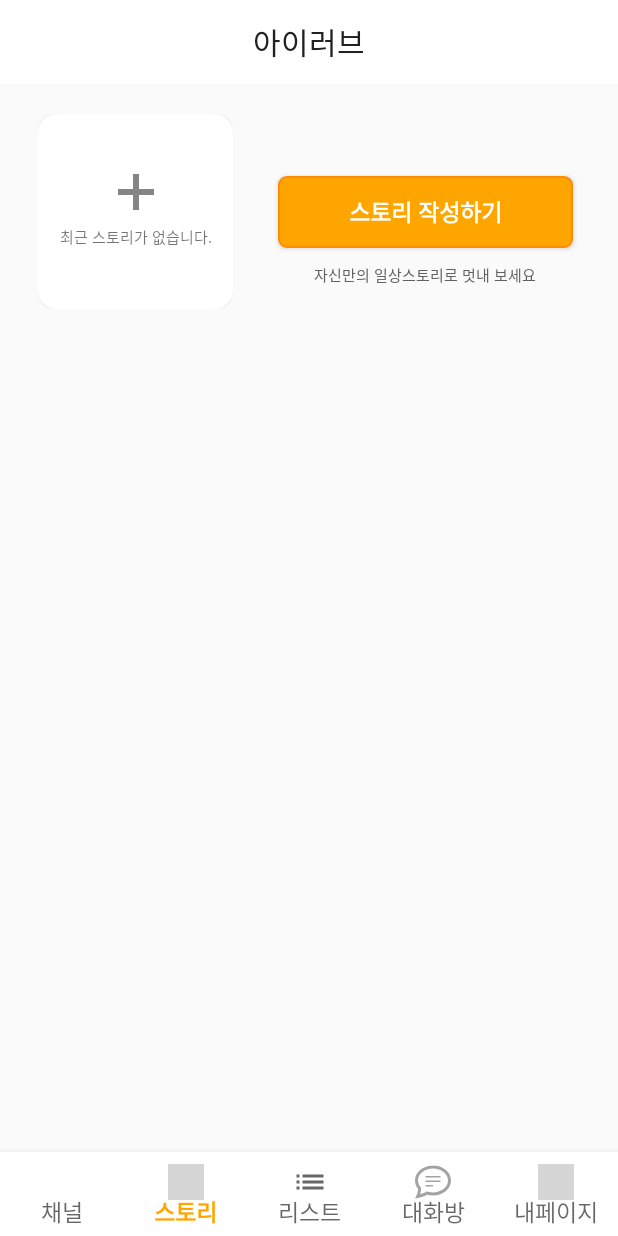
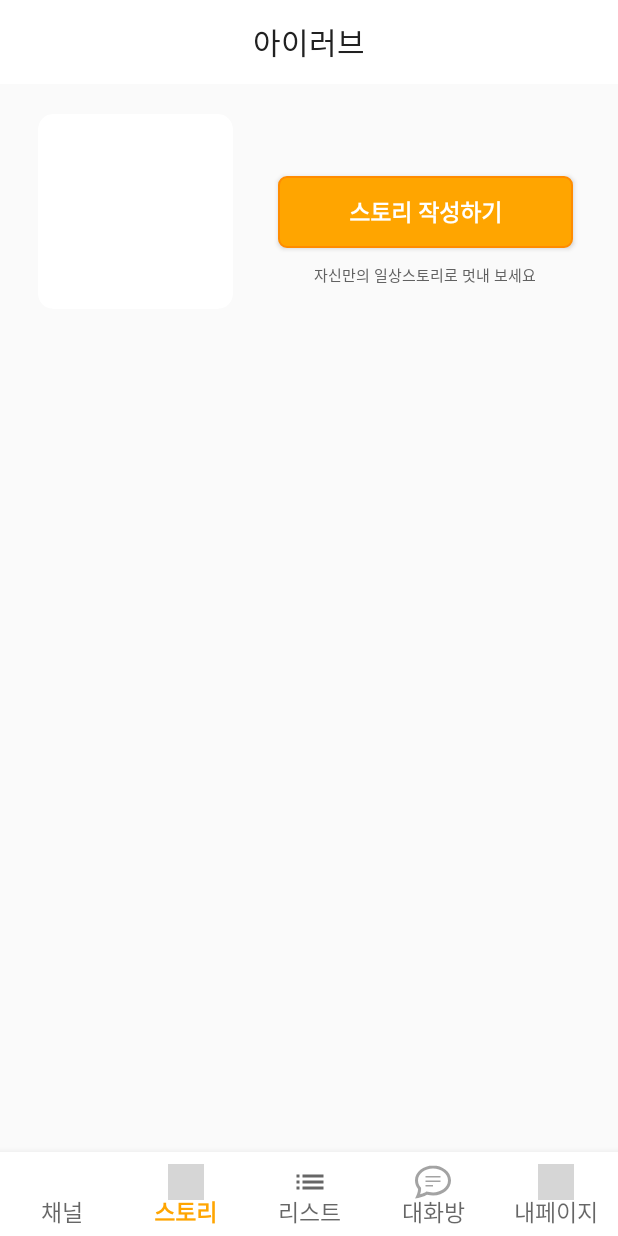
Before and after one commit to sorrylim/ilove, an Android app: the screen it shows after launch (MainActivity), item 2 of the bottom bar chosen, on a phone screen of 412 x 824 dp. Run offline under Robolectric (Android 15) with nearby library versions, the phone set to English and light mode, and no system bars; our stand-ins replace Volley; network calls fail; pictures from the network do not load; grey boxes are pictures that could not be loaded.

Commit message:
2020.07.08
17:02

```diff
--- a/Application/app/src/main/java/com/ilove/ilove/Fragment/StoryFragment.kt
+++ b/Application/app/src/main/java/com/ilove/ilove/Fragment/StoryFragment.kt
@@ -9,6 +9,7 @@ import android.view.View
 import android.view.ViewGroup
 import android.widget.Button
 import android.widget.ImageView
+import android.widget.TextView
 import androidx.recyclerview.widget.GridLayoutManager
 import androidx.recyclerview.widget.RecyclerView
 import com.bumptech.glide.Glide
@@ -33,9 +34,11 @@ class StoryFragment : Fragment() {
         val writeStoryBtn : Button = rootView.findViewById(R.id.btn_writestory)
         val storyRV : RecyclerView = rootView.findViewById(R.id.rv_storyview)
         var myStoryImage: ImageView = rootView.findViewById(R.id.image_mystoryimage)
-
         var myStoryImageId: Int? = null
         var myStoryImagePath : String? = null
+
+        var myStoryBlock1 : ImageView = rootView.findViewById(R.id.img_none2)
+        var myStoryBlock2 : TextView = rootView.findViewById(R.id.text_none)
 
         myStoryImage.setClipToOutline(true)
 
@@ -77,6 +80,12 @@ class StoryFragment : Fragment() {
                         startActivity(intent)
                     }
                 }
+                else {
+                    myStoryBlock1.visibility = View.VISIBLE
+                    myStoryBlock2.visibility = View.VISIBLE
+                    myStoryBlock1.bringToFront()
+                    myStoryBlock2.bringToFront()
+                }
             })
 
         })
--- a/Application/app/src/main/res/layout/fragment_story.xml
+++ b/Application/app/src/main/res/layout/fragment_story.xml
@@ -23,9 +23,8 @@
             android:layout_marginTop="20dp"
             android:layout_marginBottom="20dp"
             android:adjustViewBounds="true"
-            android:background="@drawable/rounded_imageview"
+            android:background="@drawable/rectangle_img"
             android:scaleType="fitXY"
-            android:src="@drawable/default_image"
             app:layout_constraintBottom_toBottomOf="parent"
             app:layout_constraintStart_toStartOf="parent"
             app:layout_constraintTop_toTopOf="parent" />
@@ -60,26 +59,12 @@
             app:layout_constraintTop_toBottomOf="@+id/btn_writestory" />
 
         <ImageView
-            android:id="@+id/img_none"
-            android:layout_width="130dp"
-            android:layout_height="130dp"
-            android:layout_marginStart="25dp"
-            android:layout_marginTop="20dp"
-            android:layout_marginBottom="20dp"
-            android:src="@drawable/rectangle_img"
-            android:visibility="visible"
-            app:layout_constraintBottom_toBottomOf="parent"
-            app:layout_constraintStart_toStartOf="parent"
-            app:layout_constraintTop_toTopOf="parent"
-            app:layout_constraintVertical_bias="0.0" />
-
-        <ImageView
             android:id="@+id/img_none2"
             android:layout_width="wrap_content"
             android:layout_height="wrap_content"
             android:layout_marginTop="40dp"
             android:src="@drawable/plus_icon"
-            android:visibility="visible"
+            android:visibility="invisible"
             app:layout_constraintEnd_toEndOf="@+id/image_mystoryimage"
             app:layout_constraintStart_toStartOf="@+id/image_mystoryimage"
             app:layout_constraintTop_toTopOf="@+id/image_mystoryimage" />
@@ -92,7 +77,7 @@
             android:gravity="center"
             android:text="최근 스토리가 없습니다."
             android:textSize="10dp"
-            android:visibility="visible"
+            android:visibility="invisible"
             app:layout_constraintBottom_toBottomOf="@+id/image_mystoryimage"
             app:layout_constraintEnd_toEndOf="@+id/image_mystoryimage"
             app:layout_constraintStart_toStartOf="@+id/image_mystoryimage"
```
